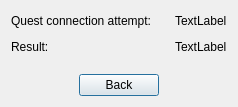
Old version of the form ui/connectQuestDialog.ui in the repository Unvire/Quest3-beatsaber-playlist-manager.
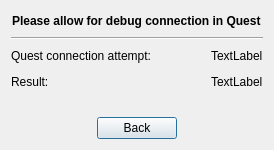
New version of the form.

```diff
--- a/ui/connectQuestDialog.ui
+++ b/ui/connectQuestDialog.ui
@@ -6,16 +6,66 @@
    <rect>
     <x>0</x>
     <y>0</y>
-    <width>238</width>
-    <height>107</height>
+    <width>274</width>
+    <height>150</height>
    </rect>
   </property>
   <property name="windowTitle">
    <string>Connect to Quest</string>
   </property>
-  <layout class="QHBoxLayout" name="horizontalLayout_4">
+  <layout class="QHBoxLayout" name="horizontalLayout_5">
    <item>
     <layout class="QVBoxLayout" name="verticalLayout">
+     <item>
+      <layout class="QHBoxLayout" name="horizontalLayout_4">
+       <item>
+        <spacer name="horizontalSpacer_2">
+         <property name="orientation">
+          <enum>Qt::Horizontal</enum>
+         </property>
+         <property name="sizeHint" stdset="0">
+          <size>
+           <width>40</width>
+           <height>20</height>
+          </size>
+         </property>
+        </spacer>
+       </item>
+       <item>
+        <widget class="QLabel" name="label_3">
+         <property name="font">
+          <font>
+           <weight>75</weight>
+           <bold>true</bold>
+          </font>
+         </property>
+         <property name="text">
+          <string>Please allow for debug connection in Quest</string>
+         </property>
+        </widget>
+       </item>
+       <item>
+        <spacer name="horizontalSpacer_3">
+         <property name="orientation">
+          <enum>Qt::Horizontal</enum>
+         </property>
+         <property name="sizeHint" stdset="0">
+          <size>
+           <width>40</width>
+           <height>20</height>
+          </size>
+         </property>
+        </spacer>
+       </item>
+      </layout>
+     </item>
+     <item>
+      <widget class="Line" name="line">
+       <property name="orientation">
+        <enum>Qt::Horizontal</enum>
+       </property>
+      </widget>
+     </item>
      <item>
       <layout class="QHBoxLayout" name="horizontalLayout">
        <item>
@@ -78,6 +128,19 @@
        </item>
       </layout>
      </item>
+     <item>
+      <spacer name="verticalSpacer_2">
+       <property name="orientation">
+        <enum>Qt::Vertical</enum>
+       </property>
+       <property name="sizeHint" stdset="0">
+        <size>
+         <width>20</width>
+         <height>40</height>
+        </size>
+       </property>
+      </spacer>
+     </item>
      <item>
       <spacer name="verticalSpacer">
        <property name="orientation">
```
